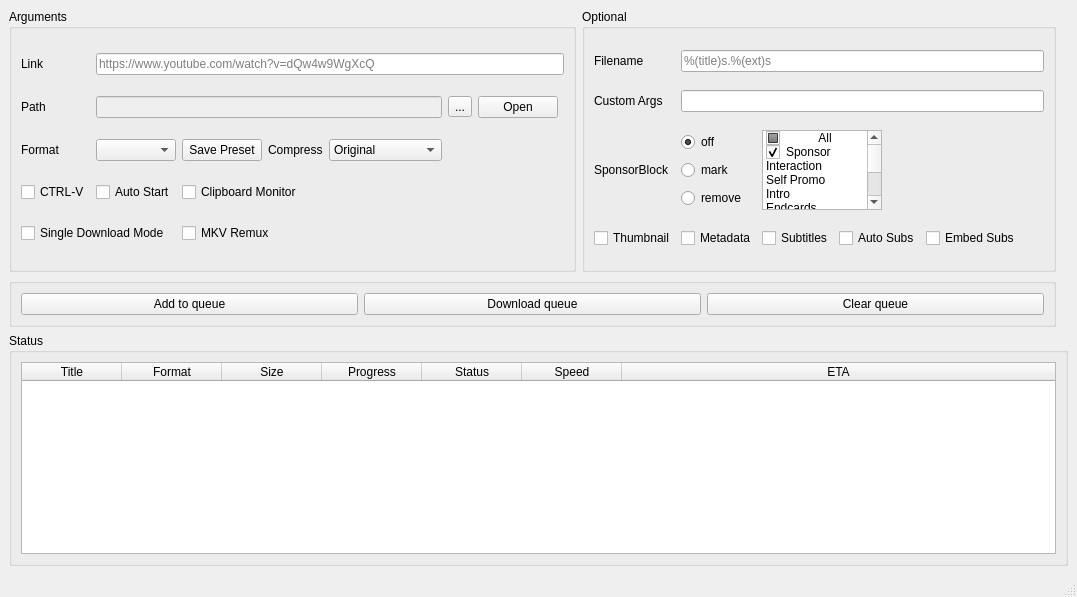
Above: app/ui/app.ui from Matszwe02/yt-dlp-gui before the change. Below: the same form after it.
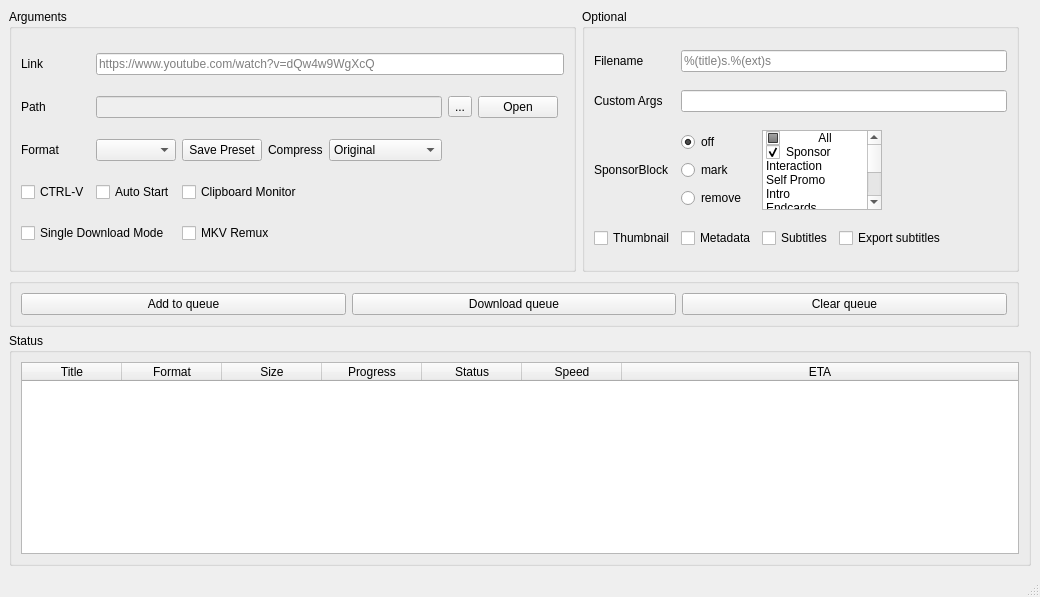
That is the form after the change. Icons and pictures are not drawn.

Patch:
```diff
--- a/app/ui/app.ui
+++ b/app/ui/app.ui
@@ -317,14 +317,7 @@
        <item row="3" column="4">
         <widget class="QCheckBox" name="cb_autosubtitles">
          <property name="text">
-          <string>Auto Subs</string>
-         </property>
-        </widget>
-       </item>
-       <item row="3" column="5">
-        <widget class="QCheckBox" name="cb_subtitlesembed">
-         <property name="text">
-          <string>Embed Subs</string>
+          <string>Export subtitles</string>
          </property>
         </widget>
        </item>
```
Left out of the diff: 2 changed lines with no effect on the pictures.
